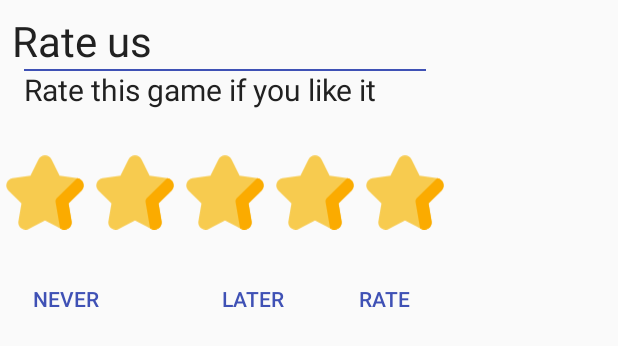
After one commit to SergeyRF/RandomTeam, an Android app: the layout dialog_rater.xml on its own in the app's theme, with its tools: preview values and no code run, on a phone screen of 412 x 824 dp. The commit adds this screen. Shown: the top 346 px of the screen. Run offline under Robolectric (Android 15) with nearby library versions, the phone set to English and light mode, and no system bars.

Commit message:
rate dialog

```diff
--- /dev/null
+++ b/app/src/main/res/drawable/ic_star.xml
@@ -0,0 +1,91 @@
+<vector xmlns:android="http://schemas.android.com/apk/res/android"
+        android:width="90dp"
+        android:height="86dp"
+        android:viewportWidth="90.00001"
+        android:viewportHeight="86.00001">
+    <path
+        android:pathData="m-431.85,-187.41c-2.66,-16.21 -11.22,-35.53 -36.91,-35.53 -3.66,0 -6.79,2.64 -7.41,6.25l-4.93,29.01c-1.95,11.46 -4.62,22.38 -7.94,32.45 -9.2,27.89 -20.8,42.18 -41.39,50.99 -9.89,4.23 -17.92,7.85 -21.14,9.31h-38.5c-4.15,0 -7.51,3.36 -7.51,7.51v136.07c0,4.15 3.36,7.51 7.51,7.51h37.47l16.14,13.07c13.55,10.97 30.62,17.01 48.06,17.01h45.77c4.15,0 7.51,-3.36 7.51,-7.51 0,-2.81 -1.54,-5.25 -3.82,-6.54V-77.82h-9.34l15.73,-79.25c2.06,-10.39 2.3,-20.59 0.7,-30.34z"
+        android:fillColor="#f7b081"/>
+    <path
+        android:pathData="m-709.63,-265.05h-58.37c-4.15,0 -7.51,3.36 -7.51,7.51v160.62c0,4.15 3.36,7.51 7.51,7.51h58.37c4.15,0 7.51,-3.36 7.51,-7.51V-257.54c0,-4.15 -3.36,-7.51 -7.51,-7.51z"
+        android:fillColor="#efe7e4"/>
+    <path
+        android:pathData="m-775.51,-119.34v22.42c0,4.15 3.36,7.51 7.51,7.51h58.37c4.15,0 7.51,-3.36 7.51,-7.51v-22.42z"
+        android:fillColor="#d8d1d0"/>
+    <path
+        android:pathData="m-578.74,-91.85c0,-11.95 9.69,-21.64 21.64,-21.64 -11.95,0 -21.64,-9.69 -21.64,-21.64 0,-11.95 9.69,-21.64 21.64,-21.64 -11.95,0 -21.64,-9.69 -21.64,-21.64 0,-11.95 9.69,-21.64 21.64,-21.64 -11.95,0 -21.64,-9.69 -21.64,-21.64 0,-11.95 9.69,-21.64 21.64,-21.64h-24.55c-11.95,0 -21.64,9.69 -21.64,21.64 0,11.95 9.69,21.64 21.64,21.64 -11.95,0 -21.64,9.69 -21.64,21.64 0,11.95 9.69,21.64 21.64,21.64 -11.95,0 -21.64,9.69 -21.64,21.64 0,11.95 9.69,21.64 21.64,21.64 -11.95,0 -21.64,9.69 -21.64,21.64 0,11.95 9.69,21.64 21.64,21.64h24.55c-11.95,-0 -21.64,-9.69 -21.64,-21.64z"
+        android:fillColor="#dd9a76"/>
+    <path
+        android:pathData="m-768,-280.67h-126.28c-4.15,0 -7.51,3.36 -7.51,7.51v191.85c0,4.15 3.36,7.51 7.51,7.51h126.28c4.15,0 7.51,-3.36 7.51,-7.51V-273.16c0,-4.15 -3.36,-7.51 -7.51,-7.51z"
+        android:fillColor="#546f7a"/>
+    <path
+        android:pathData="m-901.79,-102.6v21.3c0,4.15 3.36,7.51 7.51,7.51h126.28c4.15,0 7.51,-3.36 7.51,-7.51v-21.3z"
+        android:fillColor="#465a65"/>
+    <path
+        android:pathData="M-807.88,-119.92m-11.96,0a11.96,11.96 0,1 1,23.92 0a11.96,11.96 0,1 1,-23.92 0"
+        android:fillColor="#353535"/>
+    <path
+        android:pathData="m-482.95,-243.34h-78.26c-13.88,0 -25.17,11.29 -25.17,25.17v4.21c0,13.88 11.29,25.17 25.17,25.17h78.26c13.88,0 25.17,-11.29 25.17,-25.17v-4.21c0,-13.88 -11.29,-25.17 -25.17,-25.17z"
+        android:fillColor="#ffc89f"/>
+    <path
+        android:pathData="m-482.95,-213.06h-78.26c-10.31,0 -19.19,-6.24 -23.08,-15.14 -1.34,3.08 -2.09,6.47 -2.09,10.03v4.21c0,13.88 11.29,25.17 25.17,25.17h78.26c13.88,0 25.17,-11.29 25.17,-25.17v-4.21c0,-3.56 -0.75,-6.95 -2.09,-10.03 -3.88,8.9 -12.77,15.14 -23.08,15.14z"
+        android:fillColor="#f7b081"/>
+    <path
+        android:pathData="m-473.82,-203.81h-87.39c-13.88,0 -25.17,11.29 -25.17,25.17v4.21c0,13.88 11.29,25.17 25.17,25.17h87.39c13.88,0 25.17,-11.29 25.17,-25.17v-4.21c0,-13.88 -11.29,-25.17 -25.17,-25.17z"
+        android:fillColor="#ffc89f"/>
+    <path
+        android:pathData="m-487.92,-202.59h-87.39c-10.36,0 -19.27,-6.29 -23.13,-15.25 -1.31,3.05 -2.04,6.4 -2.04,9.92v4.21c0,13.88 11.29,25.17 25.17,25.17h87.39c13.88,0 25.17,-11.29 25.17,-25.17v-4.21c0,-3.52 -0.73,-6.87 -2.04,-9.92 -3.86,8.96 -12.77,15.26 -23.13,15.26z"
+        android:fillColor="#f7b081"/>
+    <path
+        android:pathData="m-485.06,-164.28h-74.04c-15.04,0 -27.28,12.24 -27.28,27.28 0,15.04 12.24,27.28 27.28,27.28h74.04c15.04,0 27.28,-12.24 27.28,-27.28 -0,-15.04 -12.24,-27.28 -27.28,-27.28z"
+        android:fillColor="#ffc89f"/>
+    <path
+        android:pathData="m-485.06,-134.25h-74.04c-10.63,0 -19.86,-6.12 -24.35,-15.02 -1.87,3.69 -2.92,7.85 -2.92,12.26 0,15.04 12.24,27.28 27.28,27.28h74.04c15.04,0 27.28,-12.24 27.28,-27.28 0,-4.41 -1.06,-8.57 -2.92,-12.26 -4.5,8.9 -13.72,15.02 -24.35,15.02z"
+        android:fillColor="#f7b081"/>
+    <path
+        android:pathData="m-505.44,-124.76h-53.66c-15.04,0 -27.28,12.24 -27.28,27.28 0,15.04 12.24,27.28 27.28,27.28h53.66c15.04,0 27.28,-12.24 27.28,-27.28 0,-15.04 -12.24,-27.28 -27.28,-27.28z"
+        android:fillColor="#ffc89f"/>
+    <path
+        android:pathData="m-505.44,-94.71h-53.66c-10.64,0 -19.86,-6.12 -24.36,-15.02 -1.86,3.69 -2.92,7.85 -2.92,12.25 0,15.04 12.24,27.28 27.28,27.28h53.66c15.04,0 27.28,-12.24 27.28,-27.28 0,-4.4 -1.06,-8.56 -2.92,-12.25 -4.5,8.9 -13.72,15.02 -24.36,15.02z"
+        android:fillColor="#f7b081"/>
+    <path
+        android:pathData="m170.67,-155.5c-1,-3.09 -3.62,-5.29 -6.83,-5.76l-20.58,-2.99 -9.2,-18.64c-1.44,-2.91 -4.34,-4.72 -7.59,-4.72 -3.25,0 -6.15,1.81 -7.59,4.72l-9.2,18.64 -20.58,2.99c-3.21,0.47 -5.83,2.67 -6.83,5.76 -1,3.09 -0.18,6.41 2.14,8.68l14.89,14.51 -3.51,20.49c-0.55,3.2 0.74,6.37 3.37,8.28 2.63,1.91 6.04,2.15 8.91,0.64l18.4,-9.67 18.4,9.67c1.25,0.66 2.6,0.98 3.95,0.98 1.75,0 3.48,-0.55 4.97,-1.63 2.63,-1.91 3.92,-5.08 3.37,-8.28l-3.51,-20.49 14.89,-14.51c2.32,-2.27 3.14,-5.59 2.14,-8.68z"
+        android:fillColor="#f7cb4f"
+        android:strokeWidth="0.60235107"/>
+    <path
+        android:pathData="m153.79,-103.54c2.63,-1.91 3.92,-5.08 3.37,-8.28l-3.51,-20.49 14.89,-14.51c2.32,-2.27 3.14,-5.59 2.14,-8.68 -1,-3.09 -3.62,-5.29 -6.83,-5.76l-0.19,-0.03 -23.53,22.92c-1.19,1.16 -1.74,2.84 -1.46,4.49l4.26,24.84 1.02,5.65 0.94,0.49c1.25,0.66 2.6,0.98 3.95,0.98 1.75,0 3.48,-0.55 4.97,-1.62z"
+        android:fillColor="#fbab00"
+        android:strokeWidth="0.60235107"/>
+    <path
+        android:pathData="m73.85,-155.5c-1,-3.09 -3.62,-5.29 -6.83,-5.76l-20.58,-2.99 -9.2,-18.64c-1.44,-2.91 -4.34,-4.72 -7.59,-4.72 -3.25,0 -6.15,1.81 -7.59,4.72l-9.2,18.64 -20.58,2.99c-3.21,0.47 -5.83,2.67 -6.83,5.76 -1,3.09 -0.18,6.41 2.14,8.68l14.89,14.51 -3.51,20.49c-0.55,3.2 0.74,6.37 3.37,8.28 2.63,1.91 6.04,2.15 8.91,0.64l18.4,-9.67 18.4,9.67c1.25,0.66 2.6,0.98 3.95,0.98 1.75,0 3.48,-0.55 4.97,-1.63 2.63,-1.91 3.92,-5.08 3.37,-8.28l-3.51,-20.49 14.89,-14.51c2.32,-2.27 3.14,-5.59 2.14,-8.68z"
+        android:fillColor="#f7cb4f"
+        android:strokeWidth="0.60235107"/>
+    <path
+        android:pathData="m56.97,-103.54c2.63,-1.91 3.92,-5.08 3.37,-8.28l-3.51,-20.49 14.89,-14.51c2.32,-2.27 3.14,-5.59 2.14,-8.68 -1,-3.09 -3.62,-5.29 -6.83,-5.76l-0.19,-0.03 -23.53,22.92c-1.19,1.16 -1.74,2.84 -1.46,4.49l4.26,24.84 1.02,5.65 0.94,0.49c1.25,0.66 2.6,0.98 3.95,0.98 1.75,0 3.48,-0.55 4.97,-1.62z"
+        android:fillColor="#fbab00"
+        android:strokeWidth="0.60235107"/>
+    <path
+        android:pathData="m269.65,-155.5c-1,-3.09 -3.62,-5.29 -6.83,-5.76l-20.58,-2.99 -9.2,-18.64c-1.44,-2.91 -4.34,-4.72 -7.59,-4.72 -3.25,0 -6.15,1.81 -7.59,4.72l-9.2,18.64 -20.58,2.99c-3.21,0.47 -5.83,2.67 -6.83,5.76 -1,3.09 -0.18,6.41 2.14,8.68l14.89,14.51 -3.51,20.49c-0.55,3.2 0.74,6.37 3.37,8.28 2.63,1.91 6.04,2.15 8.91,0.64l18.4,-9.67 18.4,9.67c1.25,0.66 2.6,0.98 3.95,0.98 1.75,0 3.48,-0.55 4.97,-1.63 2.63,-1.91 3.92,-5.08 3.37,-8.28l-3.51,-20.49 14.89,-14.51c2.32,-2.27 3.14,-5.59 2.14,-8.68z"
+        android:fillColor="#f7cb4f"
+        android:strokeWidth="0.60235107"/>
+    <path
+        android:pathData="m252.76,-103.54c2.63,-1.91 3.92,-5.08 3.37,-8.28l-3.51,-20.49 14.89,-14.51c2.32,-2.27 3.14,-5.59 2.14,-8.68 -1,-3.09 -3.62,-5.29 -6.83,-5.76l-0.19,-0.03 -23.53,22.92c-1.19,1.16 -1.74,2.84 -1.46,4.49l4.26,24.84 1.02,5.65 0.94,0.49c1.25,0.66 2.6,0.98 3.95,0.98 1.75,0 3.48,-0.55 4.97,-1.62z"
+        android:fillColor="#fbab00"
+        android:strokeWidth="0.60235107"/>
+    <path
+        android:pathData="m369.44,-155.5c-1,-3.09 -3.62,-5.29 -6.83,-5.76l-20.58,-2.99 -9.2,-18.64c-1.44,-2.91 -4.34,-4.72 -7.59,-4.72 -3.25,0 -6.15,1.81 -7.59,4.72l-9.2,18.64 -20.58,2.99c-3.21,0.47 -5.83,2.67 -6.83,5.76 -1,3.09 -0.18,6.41 2.14,8.68l14.89,14.51 -3.51,20.49c-0.55,3.2 0.74,6.37 3.37,8.28 2.63,1.91 6.04,2.15 8.91,0.64l18.4,-9.67 18.4,9.67c1.25,0.66 2.6,0.98 3.95,0.98 1.75,0 3.48,-0.55 4.97,-1.63 2.63,-1.91 3.92,-5.08 3.37,-8.28l-3.51,-20.49 14.89,-14.51c2.32,-2.27 3.14,-5.59 2.14,-8.68z"
+        android:fillColor="#f7cb4f"
+        android:strokeWidth="0.60235107"/>
+    <path
+        android:pathData="m352.56,-103.54c2.63,-1.91 3.92,-5.08 3.37,-8.28l-3.51,-20.49 14.89,-14.51c2.32,-2.27 3.14,-5.59 2.14,-8.68 -1,-3.09 -3.62,-5.29 -6.83,-5.76l-0.19,-0.03 -23.53,22.92c-1.19,1.16 -1.74,2.84 -1.46,4.49l4.26,24.84 1.02,5.65 0.94,0.49c1.25,0.66 2.6,0.98 3.95,0.98 1.75,0 3.48,-0.55 4.97,-1.62z"
+        android:fillColor="#fbab00"
+        android:strokeWidth="0.60235107"/>
+    <path
+        android:pathData="m89.17,32.33c-1,-3.09 -3.62,-5.29 -6.83,-5.76l-20.58,-2.99 -9.2,-18.64c-1.44,-2.91 -4.34,-4.72 -7.59,-4.72 -3.25,0 -6.15,1.81 -7.59,4.72l-9.2,18.64 -20.58,2.99c-3.21,0.47 -5.83,2.67 -6.83,5.76 -1,3.09 -0.18,6.41 2.14,8.68l14.89,14.51 -3.51,20.49c-0.55,3.2 0.74,6.37 3.37,8.28 2.63,1.91 6.04,2.15 8.91,0.64l18.4,-9.67 18.4,9.67c1.25,0.66 2.6,0.98 3.95,0.98 1.75,0 3.48,-0.55 4.97,-1.63 2.63,-1.91 3.92,-5.08 3.37,-8.28l-3.51,-20.49 14.89,-14.51c2.32,-2.27 3.14,-5.59 2.14,-8.68z"
+        android:fillColor="#f7cb4f"
+        android:strokeWidth="0.60235107"/>
+    <path
+        android:pathData="m72.29,84.29c2.63,-1.91 3.92,-5.08 3.37,-8.28l-3.51,-20.49 14.89,-14.51c2.32,-2.27 3.14,-5.59 2.14,-8.68 -1,-3.09 -3.62,-5.29 -6.83,-5.76l-0.19,-0.03 -23.53,22.92c-1.19,1.16 -1.74,2.84 -1.46,4.49l4.26,24.84 1.02,5.65 0.94,0.49c1.25,0.66 2.6,0.98 3.95,0.98 1.75,0 3.48,-0.55 4.97,-1.62z"
+        android:fillColor="#fbab00"
+        android:strokeWidth="0.60235107"/>
+</vector>
--- /dev/null
+++ b/app/src/main/res/layout/dialog_rater.xml
@@ -0,0 +1,124 @@
+<?xml version="1.0" encoding="utf-8"?>
+<android.support.constraint.ConstraintLayout xmlns:android="http://schemas.android.com/apk/res/android"
+    xmlns:app="http://schemas.android.com/apk/res-auto"
+    android:layout_width="300dp"
+    android:layout_height="wrap_content">
+
+    <TextView
+        android:id="@+id/tv_title"
+        android:layout_width="wrap_content"
+        android:layout_height="wrap_content"
+        android:layout_margin="@dimen/medium_margin"
+        android:layout_marginStart="@dimen/medium_margin"
+        android:text="@string/rate"
+        android:textColor="@color/primary_text"
+        android:textSize="@dimen/text_big"
+        app:layout_constraintLeft_toLeftOf="parent"
+        app:layout_constraintTop_toTopOf="parent" />
+
+    <View
+        android:layout_width="0dp"
+        android:layout_height="1dp"
+        android:layout_marginEnd="@dimen/big_margin"
+        android:layout_marginStart="@dimen/big_margin"
+        android:background="@color/colorPrimary"
+        app:layout_constraintLeft_toLeftOf="parent"
+        app:layout_constraintRight_toRightOf="parent"
+        app:layout_constraintTop_toBottomOf="@+id/tv_title"></View>
+
+    <TextView
+        android:id="@+id/tv_massage"
+        android:layout_width="wrap_content"
+        android:layout_height="wrap_content"
+        android:layout_marginStart="@dimen/big_margin"
+        android:text="@string/rate_massage"
+        android:textColor="@color/primary_text"
+        android:textSize="@dimen/text_medium"
+        app:layout_constraintLeft_toLeftOf="parent"
+        app:layout_constraintTop_toBottomOf="@+id/tv_title" />
+
+    <LinearLayout
+        android:id="@+id/ll_stars"
+        android:layout_width="match_parent"
+        android:layout_height="wrap_content"
+        android:layout_marginTop="@dimen/medium_margin"
+        android:orientation="horizontal"
+        app:layout_constraintTop_toBottomOf="@+id/tv_massage">
+
+        <ImageView
+            android:id="@+id/star_1"
+            android:layout_width="wrap_content"
+            android:layout_height="match_parent"
+            android:layout_margin="@dimen/small_margin"
+            android:layout_weight="1"
+            android:src="@drawable/ic_star" />
+
+        <ImageView
+            android:id="@+id/star_2"
+            android:layout_width="wrap_content"
+            android:layout_height="match_parent"
+            android:layout_margin="@dimen/small_margin"
+            android:layout_weight="1"
+            android:src="@drawable/ic_star" />
+
+        <ImageView
+            android:id="@+id/star_3"
+            android:layout_width="wrap_content"
+            android:layout_height="match_parent"
+            android:layout_margin="@dimen/small_margin"
+            android:layout_weight="1"
+            android:src="@drawable/ic_star" />
+
+        <ImageView
+            android:id="@+id/star_4"
+            android:layout_width="wrap_content"
+            android:layout_height="match_parent"
+            android:layout_margin="@dimen/small_margin"
+            android:layout_weight="1"
+            android:src="@drawable/ic_star" />
+
+        <ImageView
+            android:id="@+id/star_5"
+            android:layout_width="wrap_content"
+            android:layout_height="match_parent"
+            android:layout_margin="@dimen/small_margin"
+            android:layout_weight="1"
+            android:src="@drawable/ic_star" />
+
+    </LinearLayout>
+
+    <Button
+        android:layout_width="wrap_content"
+        android:layout_height="wrap_content"
+        app:layout_constraintTop_toBottomOf="@+id/ll_stars"
+        android:id="@+id/bt_negative"
+        android:text="@string/rate_never"
+        android:background="@color/Transparent"
+        android:textColor="@color/colorPrimary"
+        />
+
+    <Button
+        android:layout_width="wrap_content"
+        android:layout_height="wrap_content"
+        app:layout_constraintTop_toBottomOf="@+id/ll_stars"
+        app:layout_constraintRight_toRightOf="parent"
+        android:id="@+id/bt_positive"
+        android:background="@color/Transparent"
+        android:text="@string/rate_ok"
+        android:textColor="@color/colorPrimary"
+
+        />
+
+    <Button
+        android:layout_width="wrap_content"
+        android:layout_height="wrap_content"
+        app:layout_constraintTop_toBottomOf="@+id/ll_stars"
+        app:layout_constraintRight_toLeftOf="@+id/bt_positive"
+        android:background="@color/Transparent"
+        android:id="@+id/bt_neutral"
+        android:text="@string/rate_last"
+        android:textColor="@color/colorPrimary"
+
+        />
+
+</android.support.constraint.ConstraintLayout>
--- a/app/src/main/res/values/strings.xml
+++ b/app/src/main/res/values/strings.xml
@@ -31,7 +31,12 @@
     <!-- Toasts -->
     <string name="press_more_to_finish_game">Press again to finish a game</string>
 
-
+    <!-- Rate -->
+    <string name="rate">Rate us</string>
+    <string name="rate_massage">Rate this game if you like it</string>
+    <string name="rate_never">Never</string>
+    <string name="rate_last">Later</string>
+    <string name="rate_ok">Rate</string>
 
 
 </resources>
```
Also changed, not shown: app/src/main/java/com/atilladroid/randomteam/AppRater.kt (added, +159 -0 lines), app/src/main/java/com/atilladroid/randomteam/Constants.kt (added, +17 -0 lines), app/src/main/java/com/atilladroid/randomteam/activity/StartActivity.kt (+7 -0 lines), app/src/main/res/drawable/ic_star_grey.xml (added, +93 -0 lines), app/src/main/res/drawable/ic_stars.xml (added, +91 -0 lines), 1 other file.
